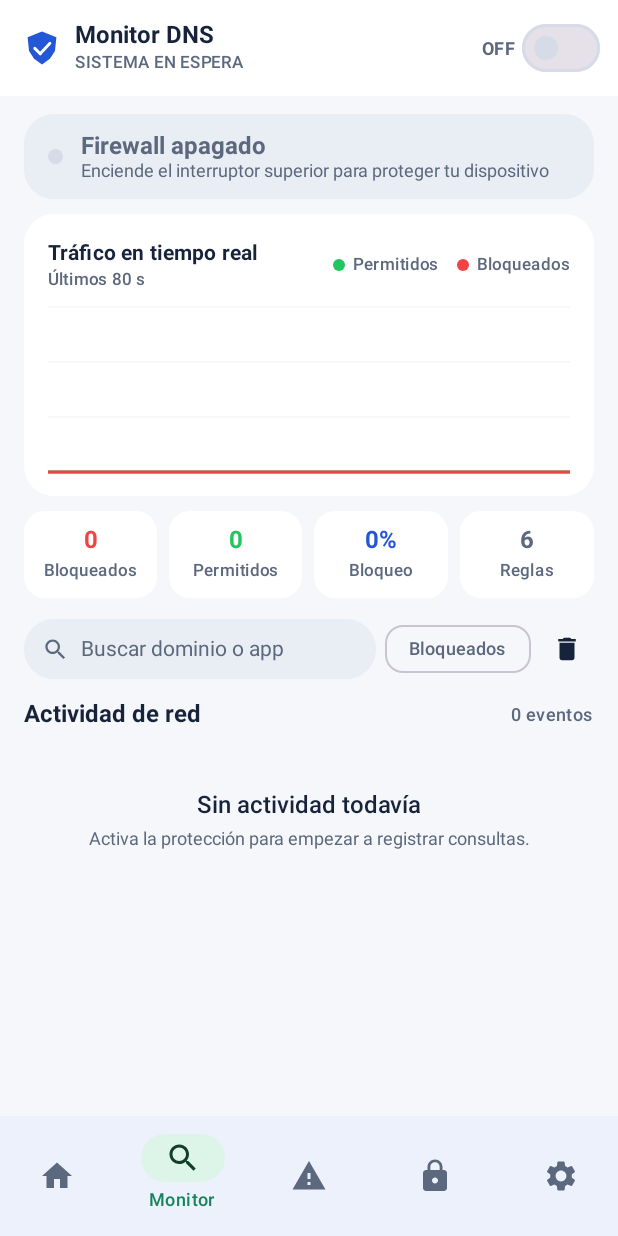
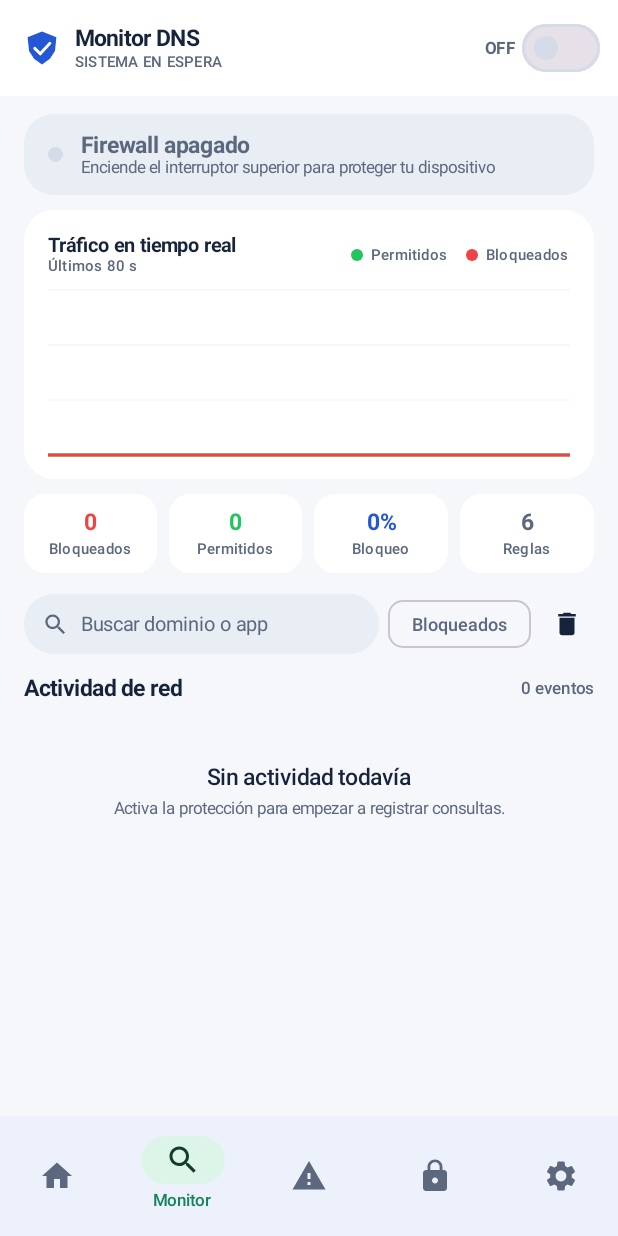
Before and after one commit to candidohernandez148-spec/FirewallDNS, an Android app built with Jetpack Compose: the screen it shows after launch (MainActivity), item 2 of the bottom bar chosen, on a phone screen of 412 x 824 dp. Run offline under Robolectric (Android 15) with nearby library versions, the phone set to English and light mode, and no system bars; pictures from the network do not load; 1 statement that could not run was skipped.

Commit message:
Refine compact professional UI styling

```diff
--- a/app/src/main/java/com/firewall/dns/ui/theme/FirewallTheme.kt
+++ b/app/src/main/java/com/firewall/dns/ui/theme/FirewallTheme.kt
@@ -71,18 +71,24 @@ private val DarkFirewallColors = darkColorScheme(
 )
 
 private val FirewallTypography = Typography(
-    headlineSmall = TextStyle(fontSize = 26.sp, lineHeight = 32.sp, fontWeight = FontWeight.ExtraBold, letterSpacing = (-0.3).sp),
-    titleLarge = TextStyle(fontSize = 20.sp, lineHeight = 26.sp, fontWeight = FontWeight.Bold),
-    titleMedium = TextStyle(fontSize = 16.sp, lineHeight = 22.sp, fontWeight = FontWeight.SemiBold),
-    bodyMedium = TextStyle(fontSize = 14.sp, lineHeight = 21.sp),
-    bodySmall = TextStyle(fontSize = 12.sp, lineHeight = 18.sp),
-    labelMedium = TextStyle(fontSize = 12.sp, lineHeight = 16.sp, fontWeight = FontWeight.Medium, letterSpacing = 0.3.sp)
+    headlineLarge = TextStyle(fontSize = 24.sp, lineHeight = 29.sp, fontWeight = FontWeight.Bold, letterSpacing = (-0.35).sp),
+    headlineMedium = TextStyle(fontSize = 22.sp, lineHeight = 27.sp, fontWeight = FontWeight.Bold),
+    headlineSmall = TextStyle(fontSize = 20.sp, lineHeight = 25.sp, fontWeight = FontWeight.Bold),
+    titleLarge = TextStyle(fontSize = 18.sp, lineHeight = 23.sp, fontWeight = FontWeight.Bold),
+    titleMedium = TextStyle(fontSize = 15.sp, lineHeight = 20.sp, fontWeight = FontWeight.SemiBold),
+    titleSmall = TextStyle(fontSize = 13.sp, lineHeight = 18.sp, fontWeight = FontWeight.SemiBold),
+    bodyLarge = TextStyle(fontSize = 14.sp, lineHeight = 19.sp),
+    bodyMedium = TextStyle(fontSize = 13.sp, lineHeight = 18.sp),
+    bodySmall = TextStyle(fontSize = 11.sp, lineHeight = 15.sp),
+    labelLarge = TextStyle(fontSize = 12.sp, lineHeight = 16.sp, fontWeight = FontWeight.SemiBold),
+    labelMedium = TextStyle(fontSize = 11.sp, lineHeight = 14.sp, fontWeight = FontWeight.Medium, letterSpacing = 0.2.sp),
+    labelSmall = TextStyle(fontSize = 10.sp, lineHeight = 13.sp, fontWeight = FontWeight.Medium, letterSpacing = 0.15.sp)
 )
 
 private val FirewallShapes = Shapes(
-    small = RoundedCornerShape(12.dp),
-    medium = RoundedCornerShape(18.dp),
-    large = RoundedCornerShape(26.dp)
+    small = RoundedCornerShape(10.dp),
+    medium = RoundedCornerShape(14.dp),
+    large = RoundedCornerShape(20.dp)
 )
 
 @Composable
```
